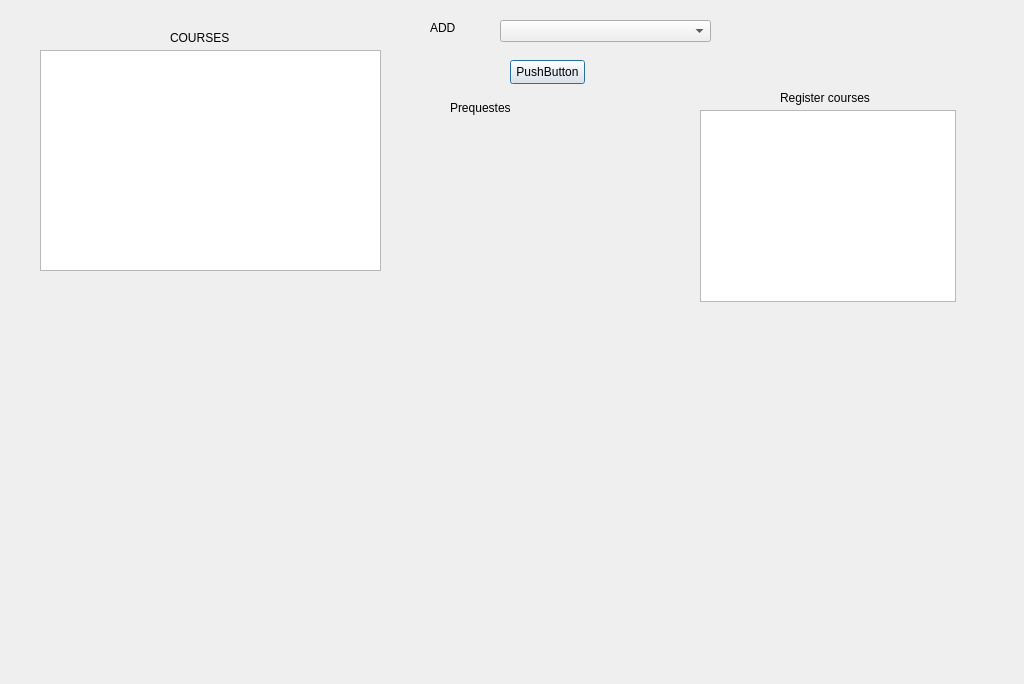
Qt form student_event_registration.ui (IOI-dot/UCMS) before a commit.
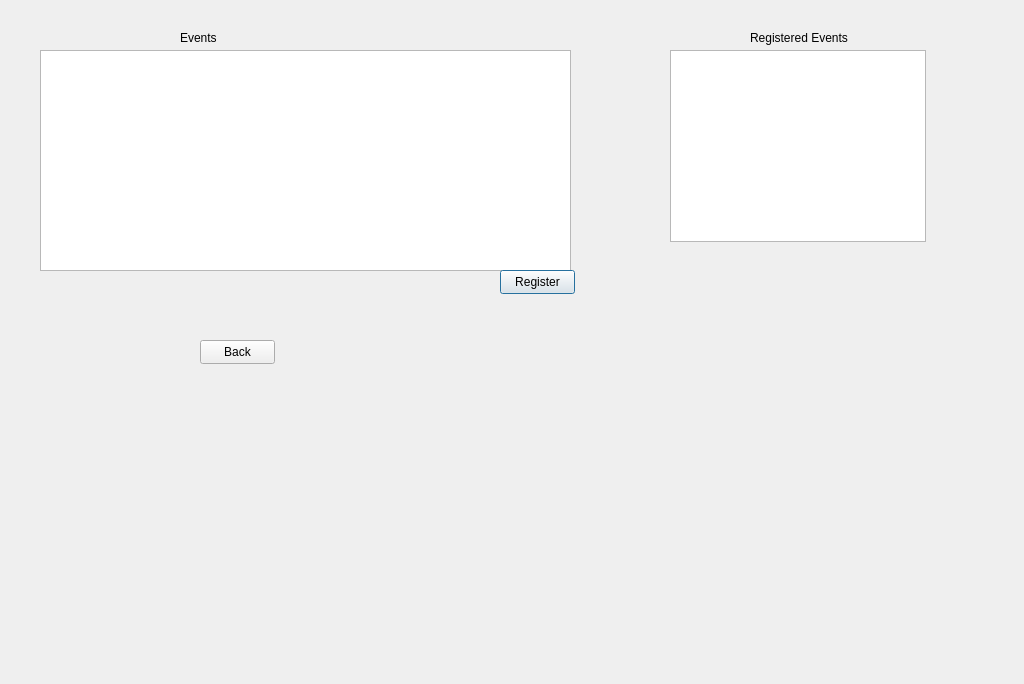
The same form after that commit.

Patch:
```diff
--- a/student_event_registration.ui
+++ b/student_event_registration.ui
@@ -18,7 +18,7 @@
     <rect>
      <x>40</x>
      <y>50</y>
-     <width>341</width>
+     <width>531</width>
      <height>221</height>
     </rect>
    </property>
@@ -26,86 +26,63 @@
   <widget class="QLabel" name="label">
    <property name="geometry">
     <rect>
-     <x>170</x>
+     <x>180</x>
      <y>30</y>
      <width>91</width>
      <height>16</height>
     </rect>
    </property>
    <property name="text">
-    <string>COURSES</string>
-   </property>
-  </widget>
-  <widget class="QComboBox" name="combo">
-   <property name="geometry">
-    <rect>
-     <x>500</x>
-     <y>20</y>
-     <width>211</width>
-     <height>22</height>
-    </rect>
+    <string>Events</string>
    </property>
   </widget>
   <widget class="QLabel" name="label_4">
    <property name="geometry">
     <rect>
-     <x>780</x>
-     <y>90</y>
+     <x>750</x>
+     <y>30</y>
      <width>131</width>
      <height>16</height>
     </rect>
    </property>
    <property name="text">
-    <string>Register courses</string>
+    <string>Registered Events</string>
    </property>
   </widget>
   <widget class="QPushButton" name="PushADD">
    <property name="geometry">
     <rect>
-     <x>510</x>
-     <y>60</y>
+     <x>500</x>
+     <y>270</y>
      <width>75</width>
      <height>24</height>
     </rect>
    </property>
    <property name="text">
-    <string>PushButton</string>
-   </property>
-  </widget>
-  <widget class="QLabel" name="label_2">
-   <property name="geometry">
-    <rect>
-     <x>430</x>
-     <y>20</y>
-     <width>49</width>
-     <height>16</height>
-    </rect>
-   </property>
-   <property name="text">
-    <string>ADD</string>
+    <string>Register</string>
    </property>
   </widget>
   <widget class="QListWidget" name="Registrationlist">
    <property name="geometry">
     <rect>
-     <x>700</x>
-     <y>110</y>
+     <x>670</x>
+     <y>50</y>
      <width>256</width>
      <height>192</height>
     </rect>
    </property>
   </widget>
-  <widget class="QLabel" name="label_3">
+  <widget class="QPushButton" name="Back">
    <property name="geometry">
     <rect>
-     <x>450</x>
-     <y>100</y>
-     <width>121</width>
-     <height>16</height>
+     <x>200</x>
+     <y>340</y>
+     <width>75</width>
+     <height>24</height>
     </rect>
    </property>
    <property name="text">
-    <string>Prequestes</string>
+    <string>Back</string>
    </property>
   </widget>
  </widget>
```
